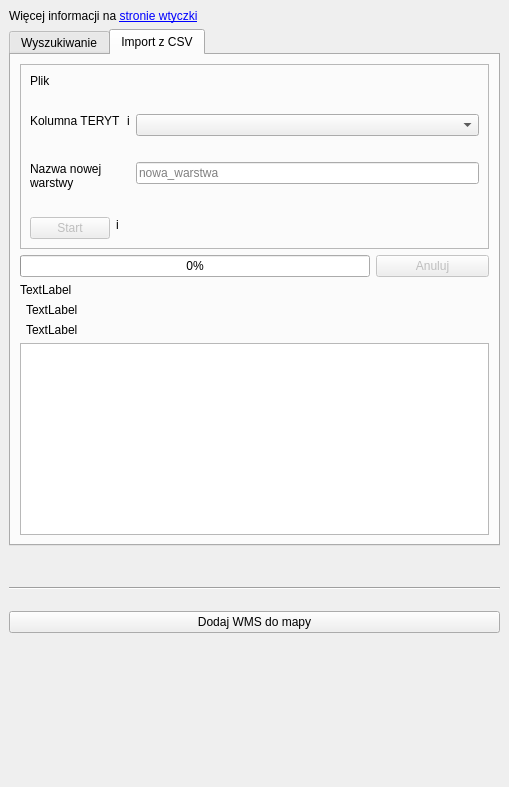
First picture: the form in wyszukiwarka-gugik-uldk/plugin_dockwidget_base.ui, repository gis-support/wyszukiwarka-gugik-uldk, before the edit.
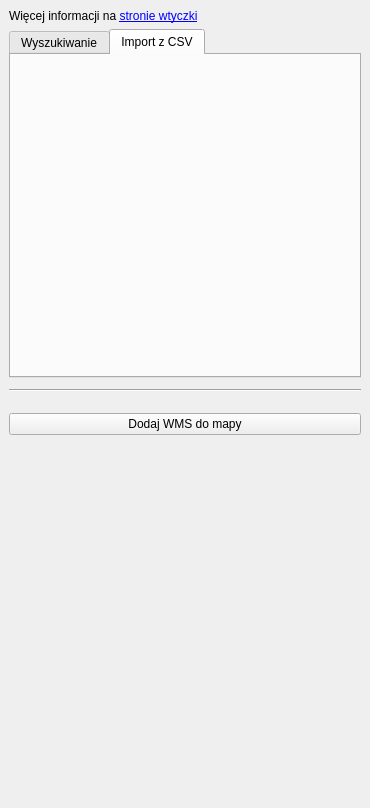
Second picture: the form after the edit. The open tabs and pages were chosen to show the change. Custom widgets are drawn as their Qt base class.

Patch:
```diff
--- a/wyszukiwarka-gugik-uldk/plugin_dockwidget_base.ui
+++ b/wyszukiwarka-gugik-uldk/plugin_dockwidget_base.ui
@@ -6,8 +6,8 @@
    <rect>
     <x>0</x>
     <y>0</y>
-    <width>509</width>
-    <height>787</height>
+    <width>370</width>
+    <height>808</height>
    </rect>
   </property>
   <property name="windowTitle">
@@ -31,7 +31,7 @@
     <item>
      <widget class="QTabWidget" name="tabs">
       <property name="currentIndex">
-       <number>0</number>
+       <number>1</number>
       </property>
       <widget class="QWidget" name="tab_search">
        <attribute name="title">
@@ -39,194 +39,24 @@
        </attribute>
        <layout class="QVBoxLayout" name="verticalLayout_3">
         <item>
-         <widget class="QFrame" name="frame">
-          <property name="frameShape">
-           <enum>QFrame::StyledPanel</enum>
+         <layout class="QVBoxLayout" name="tab_teryt_search_layout">
+          <property name="spacing">
+           <number>2</number>
           </property>
-          <property name="frameShadow">
-           <enum>QFrame::Raised</enum>
+         </layout>
+        </item>
+        <item>
+         <spacer name="verticalSpacer_8">
+          <property name="orientation">
+           <enum>Qt::Vertical</enum>
           </property>
-          <layout class="QVBoxLayout" name="verticalLayout">
-           <item>
-            <widget class="QLabel" name="label_province">
-             <property name="text">
-              <string>Województwo:</string>
-             </property>
-            </widget>
-           </item>
-           <item>
-            <widget class="QComboBox" name="combobox_province"/>
-           </item>
-           <item>
-            <widget class="QLabel" name="label_county">
-             <property name="text">
-              <string>Powiat:</string>
-             </property>
-            </widget>
-           </item>
-           <item>
-            <widget class="QComboBox" name="combobox_county"/>
-           </item>
-           <item>
-            <widget class="QLabel" name="label_municipality">
-             <property name="text">
-              <string>Gmina:</string>
-             </property>
-            </widget>
-           </item>
-           <item>
-            <widget class="QComboBox" name="combobox_municipality"/>
-           </item>
-           <item>
-            <widget class="QLabel" name="label_precinct">
-             <property name="text">
-              <string>Obręb:</string>
-             </property>
-            </widget>
-           </item>
-           <item>
-            <widget class="QComboBox" name="combobox_precinct"/>
-           </item>
-           <item>
-            <widget class="QLabel" name="label_teryt">
-             <property name="text">
-              <string>Numer działki:</string>
-             </property>
-            </widget>
-           </item>
-           <item>
-            <widget class="QLineEdit" name="lineedit_teryt">
-             <property name="enabled">
-              <bool>true</bool>
-             </property>
-             <property name="minimumSize">
-              <size>
-               <width>150</width>
-               <height>0</height>
-              </size>
-             </property>
-             <property name="readOnly">
-              <bool>false</bool>
-             </property>
-             <property name="clearButtonEnabled">
-              <bool>false</bool>
-             </property>
-            </widget>
-           </item>
-           <item>
-            <layout class="QFormLayout" name="formLayout">
-             <item row="0" column="0">
-              <widget class="QLabel" name="label_full_id">
-               <property name="text">
-                <string>Pełny numer działki (opcjonalny)</string>
-               </property>
-              </widget>
-             </item>
-             <item row="0" column="1">
-              <widget class="QLabel" name="label_info_full_id">
-               <property name="maximumSize">
-                <size>
-                 <width>15</width>
-                 <height>15</height>
-                </size>
-               </property>
-               <property name="toolTip">
-                <string>Możesz ręcznie wpisać kod TERYT działki</string>
-               </property>
-               <property name="text">
-                <string>i</string>
-               </property>
-               <property name="scaledContents">
-                <bool>true</bool>
-               </property>
-              </widget>
-             </item>
-            </layout>
-           </item>
-           <item>
-            <widget class="QLineEdit" name="lineedit_full_id">
-             <property name="enabled">
-              <bool>true</bool>
-             </property>
-             <property name="minimumSize">
-              <size>
-               <width>150</width>
-               <height>0</height>
-              </size>
-             </property>
-             <property name="readOnly">
-              <bool>false</bool>
-             </property>
-             <property name="clearButtonEnabled">
-              <bool>false</bool>
-             </property>
-            </widget>
-           </item>
-           <item>
-            <spacer name="verticalSpacer_7">
-             <property name="orientation">
-              <enum>Qt::Vertical</enum>
-             </property>
-             <property name="sizeType">
-              <enum>QSizePolicy::Minimum</enum>
-             </property>
-             <property name="sizeHint" stdset="0">
-              <size>
-               <width>20</width>
-               <height>5</height>
-              </size>
-             </property>
-            </spacer>
-           </item>
-           <item>
-            <widget class="QPushButton" name="button_search">
-             <property name="enabled">
-              <bool>false</bool>
-             </property>
-             <property name="text">
-              <string>Szukaj</string>
-             </property>
-            </widget>
-           </item>
-           <item>
-            <layout class="QFormLayout" name="formLayout_2">
-             <item row="0" column="0">
-              <widget class="QLabel" name="label_sheet">
-               <property name="text">
-                <string>Arkusz:</string>
-               </property>
-              </widget>
-             </item>
-             <item row="0" column="1">
-              <widget class="QLabel" name="label_info_sheet">
-               <property name="maximumSize">
-                <size>
-                 <width>15</width>
-                 <height>15</height>
-                </size>
-               </property>
-               <property name="toolTip">
-                <string>Możesz ręcznie wpisać kod TERYT działki</string>
-               </property>
-               <property name="text">
-                <string>i</string>
-               </property>
-               <property name="scaledContents">
-                <bool>true</bool>
-               </property>
-              </widget>
-             </item>
-            </layout>
-           </item>
-           <item>
-            <widget class="QComboBox" name="combobox_sheet">
-             <property name="enabled">
-              <bool>false</bool>
-             </property>
-            </widget>
-           </item>
-          </layout>
-         </widget>
+          <property name="sizeHint" stdset="0">
+           <size>
+            <width>20</width>
+            <height>40</height>
+           </size>
+          </property>
+         </spacer>
         </item>
        </layout>
       </widget>
@@ -234,260 +64,31 @@
        <attribute name="title">
         <string>Import z CSV</string>
        </attribute>
-       <layout class="QFormLayout" name="formLayout_3">
-        <item row="0" column="0" colspan="2">
-         <widget class="QFrame" name="frame_2">
-          <property name="frameShape">
-           <enum>QFrame::StyledPanel</enum>
+       <layout class="QVBoxLayout" name="verticalLayout_7">
+        <item>
+         <layout class="QVBoxLayout" name="tab_import_csv_layout">
+          <property name="spacing">
+           <number>2</number>
           </property>
-          <property name="frameShadow">
-           <enum>QFrame::Raised</enum>
-          </property>
-          <layout class="QFormLayout" name="formLayout_5">
-           <item row="0" column="0">
-            <widget class="QLabel" name="label">
-             <property name="text">
-              <string>Plik</string>
-             </property>
-            </widget>
-           </item>
-           <item row="0" column="1">
-            <widget class="QgsFileWidget" name="import_csv_file_select">
-             <property name="filter">
-              <string>*.csv</string>
-             </property>
-            </widget>
-           </item>
-           <item row="1" column="0">
-            <spacer name="verticalSpacer_8">
-             <property name="orientation">
-              <enum>Qt::Vertical</enum>
-             </property>
-             <property name="sizeHint" stdset="0">
-              <size>
-               <width>20</width>
-               <height>13</height>
-              </size>
-             </property>
-            </spacer>
-           </item>
-           <item row="2" column="0">
-            <layout class="QFormLayout" name="formLayout_4">
-             <item row="0" column="0">
-              <widget class="QLabel" name="label_2">
-               <property name="text">
-                <string>Kolumna TERYT</string>
-               </property>
-              </widget>
-             </item>
-             <item row="0" column="1">
-              <widget class="QLabel" name="label_info_import_csv_column">
-               <property name="maximumSize">
-                <size>
-                 <width>15</width>
-                 <height>15</height>
-                </size>
-               </property>
-               <property name="toolTip">
-                <string>Możesz ręcznie wpisać kod TERYT działki</string>
-               </property>
-               <property name="text">
-                <string>i</string>
-               </property>
-               <property name="scaledContents">
-                <bool>true</bool>
-               </property>
-              </widget>
-             </item>
-            </layout>
-           </item>
-           <item row="2" column="1">
-            <widget class="QComboBox" name="import_csv_combobox_teryt_column">
-             <property name="currentText">
-              <string/>
-             </property>
-            </widget>
-           </item>
-           <item row="3" column="0">
-            <spacer name="verticalSpacer_5">
-             <property name="orientation">
-              <enum>Qt::Vertical</enum>
-             </property>
-             <property name="sizeHint" stdset="0">
-              <size>
-               <width>20</width>
-               <height>13</height>
-              </size>
-             </property>
-            </spacer>
-           </item>
-           <item row="4" column="0">
-            <widget class="QLabel" name="label_3">
-             <property name="text">
-              <string>Nazwa nowej
-warstwy</string>
-             </property>
-             <property name="alignment">
-              <set>Qt::AlignLeading|Qt::AlignLeft|Qt::AlignVCenter</set>
-             </property>
-             <property name="wordWrap">
-              <bool>true</bool>
-             </property>
-            </widget>
-           </item>
-           <item row="4" column="1">
-            <widget class="QLineEdit" name="import_csv_layer_name">
-             <property name="placeholderText">
-              <string>nowa_warstwa</string>
-             </property>
-            </widget>
-           </item>
-           <item row="5" column="0">
-            <spacer name="verticalSpacer_9">
-             <property name="orientation">
-              <enum>Qt::Vertical</enum>
-             </property>
-             <property name="sizeHint" stdset="0">
-              <size>
-               <width>20</width>
-               <height>15</height>
-              </size>
-             </property>
-            </spacer>
-           </item>
-           <item row="6" column="0">
-            <layout class="QFormLayout" name="formLayout_6">
-             <item row="0" column="1">
-              <widget class="QLabel" name="label_info_import_csv">
-               <property name="maximumSize">
-                <size>
-                 <width>15</width>
-                 <height>15</height>
-                </size>
-               </property>
-               <property name="toolTip">
-                <string>Możesz ręcznie wpisać kod TERYT działki</string>
-               </property>
-               <property name="text">
-                <string>i</string>
-               </property>
-               <property name="scaledContents">
-                <bool>true</bool>
-               </property>
-              </widget>
-             </item>
-             <item row="0" column="0">
-              <widget class="QPushButton" name="import_csv_start">
-               <property name="enabled">
-                <bool>false</bool>
-               </property>
-               <property name="sizePolicy">
-                <sizepolicy hsizetype="Maximum" vsizetype="Fixed">
-                 <horstretch>0</horstretch>
-                 <verstretch>0</verstretch>
-                </sizepolicy>
-               </property>
-               <property name="minimumSize">
-                <size>
-                 <width>50</width>
-                 <height>0</height>
-                </size>
-               </property>
-               <property name="text">
-                <string>Start</string>
-               </property>
-              </widget>
-             </item>
-            </layout>
-           </item>
-          </layout>
-         </widget>
+         </layout>
         </item>
-        <item row="5" column="0">
-         <widget class="QProgressBar" name="import_csv_progress">
-          <property name="sizePolicy">
-           <sizepolicy hsizetype="Minimum" vsizetype="Fixed">
-            <horstretch>0</horstretch>
-            <verstretch>0</verstretch>
-           </sizepolicy>
+        <item>
+         <spacer name="verticalSpacer_7">
+          <property name="orientation">
+           <enum>Qt::Vertical</enum>
           </property>
-          <property name="minimumSize">
+          <property name="sizeHint" stdset="0">
            <size>
-            <width>350</width>
-            <height>0</height>
+            <width>20</width>
+            <height>40</height>
            </size>
           </property>
-          <property name="value">
-           <number>0</number>
-          </property>
-         </widget>
-        </item>
-        <item row="5" column="1">
-         <widget class="QPushButton" name="import_csv_cancel">
-          <property name="enabled">
-           <bool>false</bool>
-          </property>
-          <property name="sizePolicy">
-           <sizepolicy hsizetype="Minimum" vsizetype="Fixed">
-            <horstretch>0</horstretch>
-            <verstretch>0</verstretch>
-           </sizepolicy>
-          </property>
-          <property name="text">
-           <string>Anuluj</string>
-          </property>
-         </widget>
-        </item>
-        <item row="6" column="0">
-         <widget class="QLabel" name="import_csv_label_status">
-          <property name="text">
-           <string>TextLabel</string>
-          </property>
-         </widget>
-        </item>
-        <item row="7" column="0">
-         <widget class="QLabel" name="import_csv_label_found_count">
-          <property name="text">
-           <string>TextLabel</string>
-          </property>
-          <property name="indent">
-           <number>6</number>
-          </property>
-         </widget>
-        </item>
-        <item row="8" column="0">
-         <widget class="QLabel" name="import_csv_label_not_found_count">
-          <property name="text">
-           <string>TextLabel</string>
-          </property>
-          <property name="indent">
-           <number>6</number>
-          </property>
-         </widget>
-        </item>
-        <item row="11" column="0" colspan="2">
-         <widget class="QTableWidget" name="import_csv_table_errors"/>
+         </spacer>
         </item>
        </layout>
       </widget>
      </widget>
     </item>
-    <item>
-     <spacer name="verticalSpacer_2">
-      <property name="orientation">
-       <enum>Qt::Vertical</enum>
-      </property>
-      <property name="sizeType">
-       <enum>QSizePolicy::Maximum</enum>
-      </property>
-      <property name="sizeHint" stdset="0">
-       <size>
-        <width>20</width>
-        <height>15</height>
-       </size>
-      </property>
-     </spacer>
-    </item>
     <item>
      <spacer name="verticalSpacer_6">
       <property name="orientation">
@@ -504,22 +105,6 @@
       </property>
      </spacer>
     </item>
-    <item>
-     <spacer name="verticalSpacer_3">
-      <property name="orientation">
-       <enum>Qt::Vertical</enum>
-      </property>
-      <property name="sizeType">
-       <enum>QSizePolicy::Minimum</enum>
-      </property>
-      <property name="sizeHint" stdset="0">
-       <size>
-        <width>20</width>
-        <height>15</height>
-       </size>
-      </property>
-     </spacer>
-    </item>
     <item>
      <widget class="Line" name="line">
       <property name="orientation">
@@ -550,6 +135,9 @@
       </property>
      </widget>
     </item>
+    <item>
+     <layout class="QVBoxLayout" name="verticalLayout_4"/>
+    </item>
     <item>
      <spacer name="verticalSpacer">
       <property name="orientation">
@@ -582,13 +170,6 @@
    </layout>
   </widget>
  </widget>
- <customwidgets>
-  <customwidget>
-   <class>QgsFileWidget</class>
-   <extends>QWidget</extends>
-   <header>qgsfilewidget.h</header>
-  </customwidget>
- </customwidgets>
  <resources/>
  <connections/>
 </ui>
```
